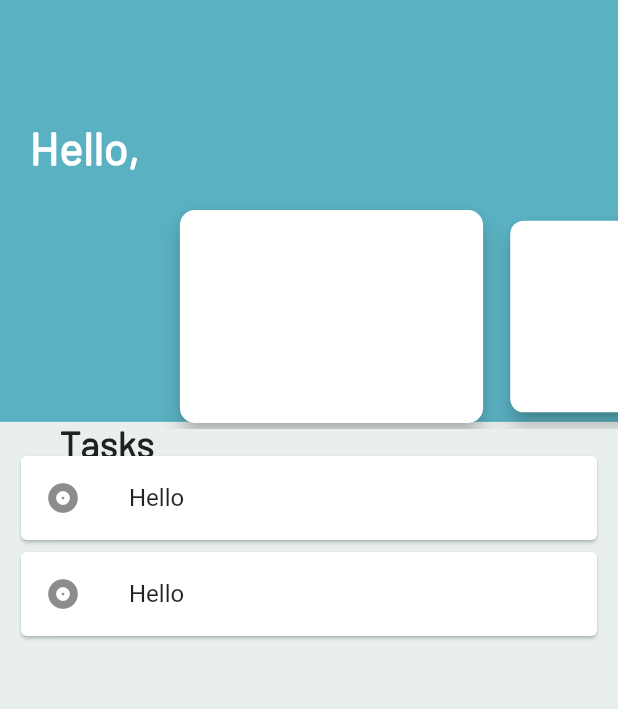
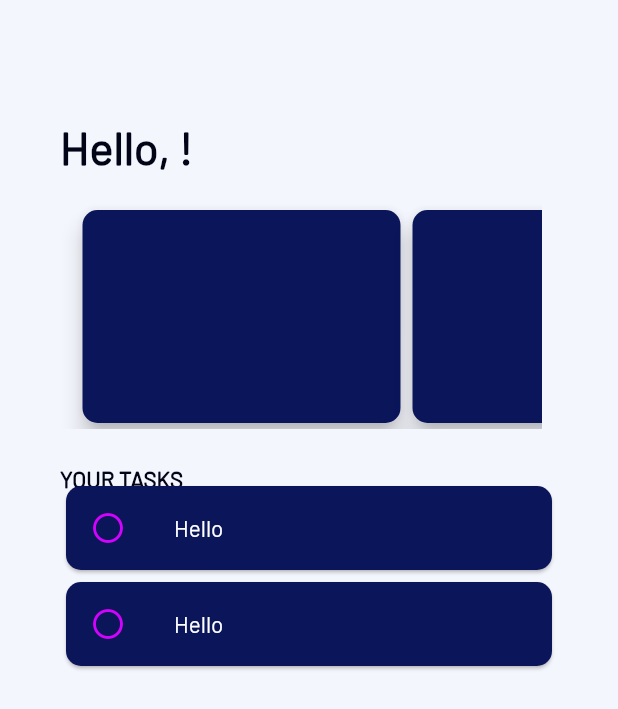
Before and after one commit to CaroMen/Tasker, a Flutter app: the screen it shows once a user with an empty profile is signed in, on a phone screen of 412 x 824 dp. Shown: the top 709 px of the screen. Run offline on Flutter 3.47's test engine with Material 2 defaults, Android fonts, the phone set to English and light mode, and no system bars; our stand-ins replace cloud_firestore, firebase_auth; accounts and stored records are empty.

Commit message:
UI changes

```diff
--- a/lib/screens/dashboard.dart
+++ b/lib/screens/dashboard.dart
@@ -30,10 +30,10 @@ class _DashboardScreenState extends State<DashboardScreen> {
         return Stack(
           children: <Widget>[
             new Container(
-              color: Color(0xFFE9EFEF),
+              color: Color(0xFFF4F6FD),
             ),
             new Container(
-              color: Color(0xFF5AB1C2), //blue section
+              color: Color(0xFFF4F6FD), //blue section
               height: MediaQuery.of(context).size.height / 2.93,
             ),
             Column(
@@ -43,13 +43,13 @@ class _DashboardScreenState extends State<DashboardScreen> {
                   child: Align(
                     alignment: Alignment.centerLeft,
                     child: Container(
-                      padding: EdgeInsets.only(top: 80),
+                      padding: EdgeInsets.only(top: 80, left: 20),
                       child: Text(
-                        'Hello, ${user.name}',
+                        'Hello, ${user.name}!',
                         style: TextStyle(
                           fontFamily: 'Barlow',
                           fontSize: 30.0,
-                          color: Colors.white,
+                          color: Color(0xFF020417),
                           decoration: TextDecoration.none,
                         ),
                       ),
@@ -57,9 +57,9 @@ class _DashboardScreenState extends State<DashboardScreen> {
                   ),
                 ),
                 Container(
-                  transform: Matrix4.translationValues(0.0, -80.0, 0.0),
+                  transform: Matrix4.translationValues(-50.0, -80.0, 0.0),
                   padding: EdgeInsets.only(top: 100),
-                  margin: EdgeInsets.only(left: 30),
+                  margin: EdgeInsets.only(left: 10),
                   child: Column(
                     children: [
                       SizedBox(
@@ -72,8 +72,9 @@ class _DashboardScreenState extends State<DashboardScreen> {
                               setState(() => _index = index),
                           itemBuilder: (_, i) {
                             return Transform.scale(
-                              scale: i == _index ? 1 : 0.9,
+                              scale: i == _index ? 1 : 1,
                               child: Card(
+                                color: Color(0xFF0A155A),
                                 elevation: 6,
                                 shape: RoundedRectangleBorder(
                                   borderRadius: BorderRadius.circular(10),
@@ -91,13 +92,13 @@ class _DashboardScreenState extends State<DashboardScreen> {
             Column(
               children: [
                 Padding(
-                  padding: const EdgeInsets.only(top: 280.0, left: 40.0),
+                  padding: const EdgeInsets.only(top: 310.0, left: 40.0),
                   child: Text(
-                    'Tasks',
+                    'YOUR TASKS',
                     style: TextStyle(
                       fontFamily: 'Barlow',
-                      fontSize: 25.0,
-                      color: Colors.black87,
+                      fontSize: 15.0,
+                      color: Color(0XFF020417),
                       decoration: TextDecoration.none,
                     ),
                   ),
@@ -106,18 +107,33 @@ class _DashboardScreenState extends State<DashboardScreen> {
             ),
             Padding(
               padding:
-                  const EdgeInsets.only(top: 300.0, left: 10.0, right: 10.0),
+                  const EdgeInsets.only(top: 320.0, left: 40.0, right: 40.0),
               child: ListView.builder(
                 itemCount: 2,
                 scrollDirection: Axis.vertical,
                 itemBuilder: (context, index) {
                   return new Card(
+                    color: Color(0xFF0A155A),
+                    shape: RoundedRectangleBorder(
+                      borderRadius: BorderRadius.circular(10),
+                    ),
                     child: Column(
                       mainAxisSize: MainAxisSize.min,
                       children: <Widget>[
                         ListTile(
-                          leading: const Icon(Icons.album),
-                          title: Text('Hello'),
+                          leading: Icon(
+                            Icons.radio_button_unchecked,
+                            color: Color(0xFFD103FC),
+                          ),
+                          title: Text(
+                            'Hello',
+                            style: TextStyle(
+                              fontFamily: 'Barlow',
+                              fontSize: 15.0,
+                              color: Colors.white,
+                              decoration: TextDecoration.none,
+                            ),
+                          ),
                         ),
                       ],
                     ),
--- a/lib/screens/login_screen.dart
+++ b/lib/screens/login_screen.dart
@@ -27,7 +27,7 @@ class _LoginScreenState extends State<LoginScreen> {
     return Scaffold(
       body: Center(
         child: Container(
-          color: Color(0xFFE9EFEF),
+          color: Color(0xFF7D80AA),
           child: Column(
             mainAxisAlignment: MainAxisAlignment.center,
             crossAxisAlignment: CrossAxisAlignment.center,
--- a/lib/screens/signup_screen.dart
+++ b/lib/screens/signup_screen.dart
@@ -25,7 +25,7 @@ class _SignupScreenState extends State<SignupScreen> {
     return Scaffold(
       body: SingleChildScrollView(
         child: Container(
-          color: Color(0xFFE9EFEF),
+          color: Color(0xFF7D80AA),
           height: MediaQuery.of(context).size.height,
           child: Column(
             mainAxisAlignment: MainAxisAlignment.center,
@@ -85,7 +85,7 @@ class _SignupScreenState extends State<SignupScreen> {
                       width: 250.0,
                       child: FlatButton(
                         onPressed: _submit,
-                        color: Color(0xFFBD747B),
+                        color: Color(0xFFD103FC),
                         padding: EdgeInsets.all(10.0),
                         child: Text(
                           'Sign Up',
@@ -100,7 +100,7 @@ class _SignupScreenState extends State<SignupScreen> {
                       width: 250.0,
                       child: FlatButton(
                         onPressed: () => Navigator.pop(context),
-                        color: Color(0xFFE9EFEF),
+                        color: Color(0xFFD103FC),
                         padding: EdgeInsets.all(10.0),
                         child: Text(
                           'Back to Log In',
```
Also changed, not shown: 23 other files.
